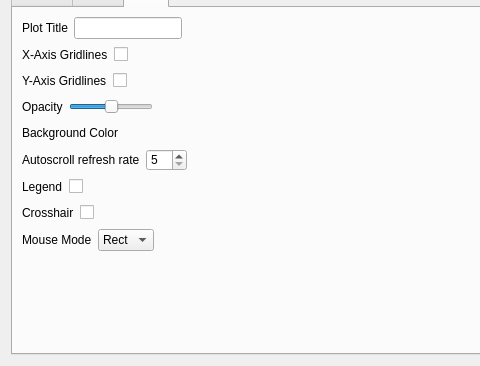
slaclab/trace, file archive_viewer/archive_viewer.ui: the form before one commit; both pictures show x 0 to 480 and y 334 to 700 of the 1200 by 700 pixel window.
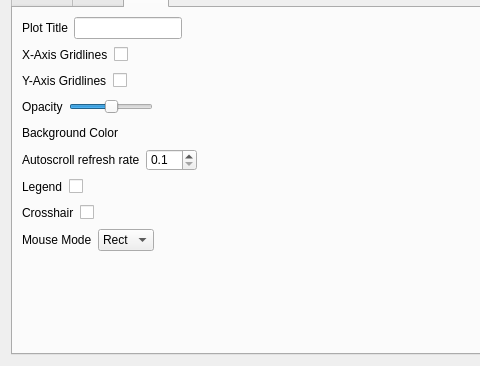
The form after the commit. The open tabs and pages were chosen to show the change. Custom widgets are drawn as their Qt base class.

Commit message: FIX: Refresh Interval Changes

Patch:
```diff
--- a/archive_viewer/archive_viewer.ui
+++ b/archive_viewer/archive_viewer.ui
@@ -480,12 +480,18 @@
              </widget>
             </item>
             <item>
-             <widget class="QSpinBox" name="refresh_rate_spnbx">
+             <widget class="QDoubleSpinBox" name="refresh_interval_spnbx">
+              <property name="decimals">
+               <number>1</number>
+              </property>
               <property name="minimum">
-               <number>5</number>
+               <double>0.100000000000000</double>
               </property>
               <property name="maximum">
-               <number>60</number>
+               <double>60.000000000000000</double>
+              </property>
+              <property name="singleStep">
+               <double>0.100000000000000</double>
               </property>
              </widget>
             </item>
```
Left out of the diff: 4 changed lines with no effect on the pictures. The commit also changes 2 other files.
